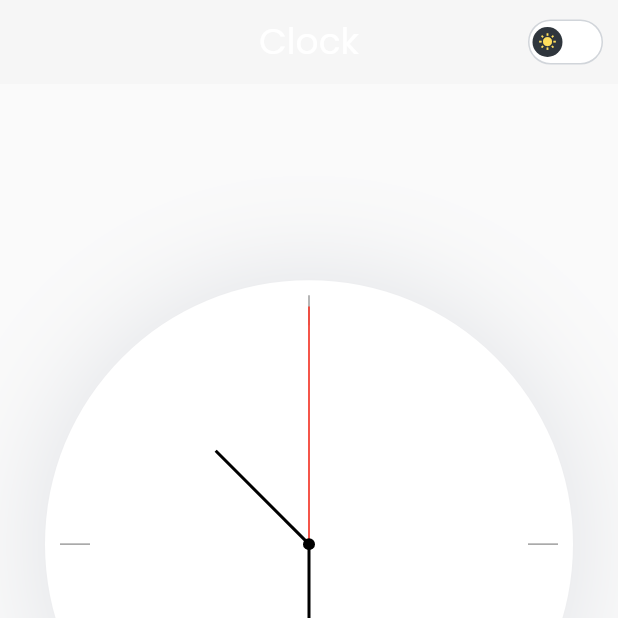
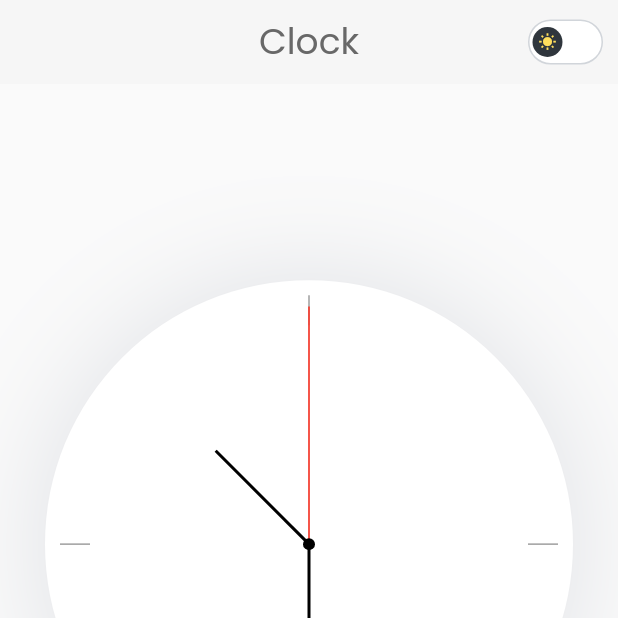
Before and after one commit to itsherifAhmed/clock-App, a Flutter app: the screen it shows after launch, on a phone screen of 412 x 824 dp, the top half of it. Run offline on Flutter 3.47's test engine with Material 2 defaults, Android fonts, the phone set to English and light mode, and no system bars; drawn by our look-alikes of flutter_switch; our stand-ins replace get, get_storage, google_fonts; statements that could not run were skipped.

Commit message:
clock app

```diff
--- a/lib/utils/theme.dart
+++ b/lib/utils/theme.dart
@@ -1,15 +1,20 @@
 import 'package:flutter/material.dart';
+import 'package:google_fonts/google_fonts.dart';
 
 class Themes {
   static final light = ThemeData.light().copyWith(
 
-
-    appBarTheme: const AppBarTheme(backgroundColor: Color(0xffF6F6F6),shadowColor: Color(0xff00000029),elevation: 20),
-
+    primaryColor: Color(0xffF6F6F6),
+    appBarTheme: const AppBarTheme(backgroundColor: Color(0xffF6F6F6),shadowColor: Color(0xff00000029),elevation: 3),
+    textTheme: TextTheme(
+      titleMedium:  GoogleFonts.poppins(fontSize: 24,color: Color(0xff686868))
+    ),
   );
   static final dark = ThemeData.dark().copyWith(
 
     appBarTheme:const AppBarTheme(backgroundColor: Color(0xff2E2E2E),shadowColor: Color(0xff00000029),elevation: 20),
-
+    textTheme: TextTheme(
+        titleMedium:  GoogleFonts.poppins(fontSize: 24,color: Color(0xffF1F1F1))
+    ),
   );
 }
--- a/lib/view/HomePage.dart
+++ b/lib/view/HomePage.dart
@@ -14,14 +14,13 @@ class HomePage extends GetView<Controller> {
         title: Text('Clock',
             style: Get.isDarkMode
                 ? GoogleFonts.poppins(
-
+                    color: Color(0xffF1F1F1),
                     fontSize: 24,
                     fontWeight: FontWeight.normal)
                 : GoogleFonts.poppins(
-
+                    color: Color(0xff686868),
                     fontSize: 24,
-                    fontWeight: FontWeight.normal)
-        ),
+                    fontWeight: FontWeight.normal)),
         centerTitle: true,
         elevation: 10,
         actions: [
```
